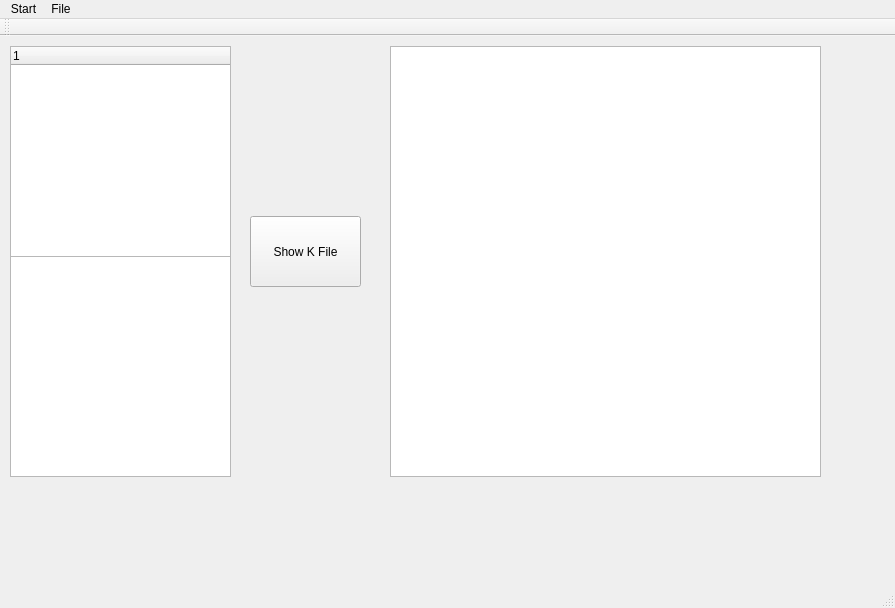
Before: the Qt Designer form mainwindow.ui in HanshanGithub/treePushTest, drawn with Qt 5.
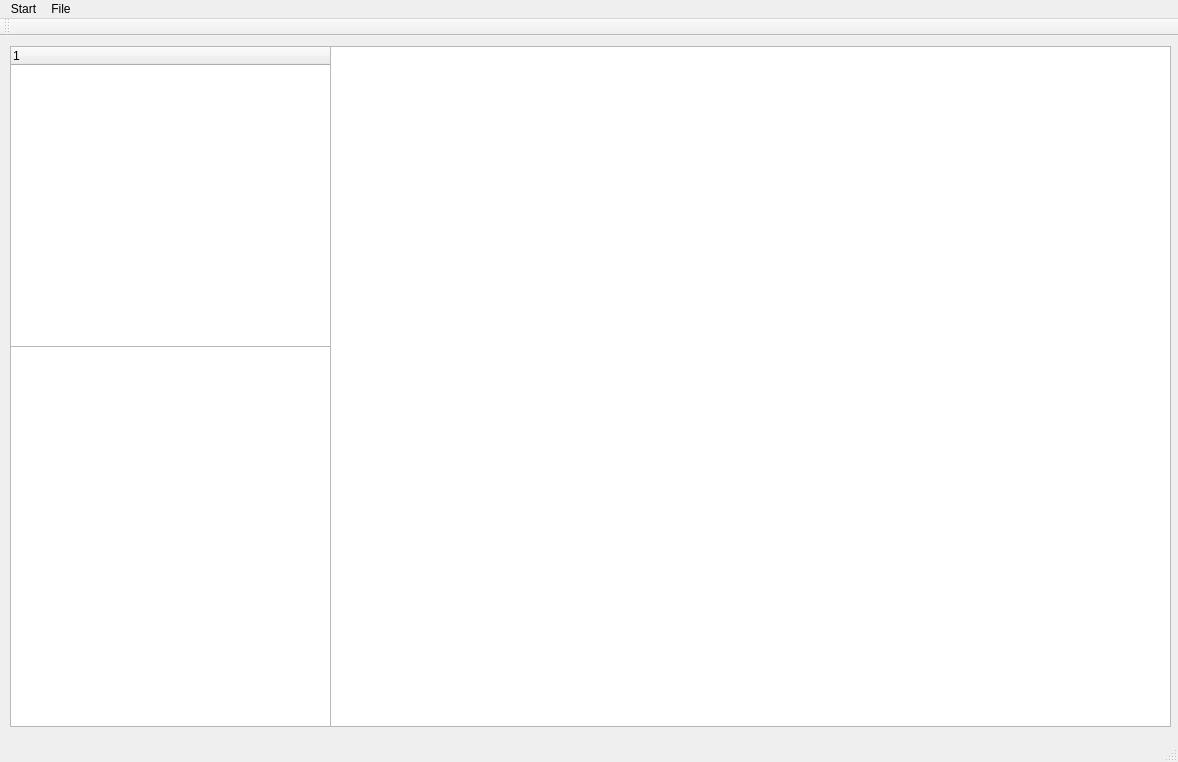
After: the same form once the commit is applied.

Diff of the .ui file:
```diff
--- a/mainwindow.ui
+++ b/mainwindow.ui
@@ -6,8 +6,8 @@
    <rect>
     <x>0</x>
     <y>0</y>
-    <width>895</width>
-    <height>608</height>
+    <width>1178</width>
+    <height>762</height>
    </rect>
   </property>
   <property name="windowTitle">
@@ -19,8 +19,8 @@
      <rect>
       <x>10</x>
       <y>10</y>
-      <width>221</width>
-      <height>211</height>
+      <width>321</width>
+      <height>301</height>
      </rect>
     </property>
     <column>
@@ -33,42 +33,29 @@
     <property name="geometry">
      <rect>
       <x>10</x>
-      <y>220</y>
-      <width>221</width>
-      <height>221</height>
+      <y>310</y>
+      <width>321</width>
+      <height>381</height>
      </rect>
     </property>
    </widget>
    <widget class="QTextBrowser" name="textBrowser">
     <property name="geometry">
      <rect>
-      <x>390</x>
+      <x>330</x>
       <y>10</y>
-      <width>431</width>
-      <height>431</height>
+      <width>841</width>
+      <height>681</height>
      </rect>
     </property>
    </widget>
-   <widget class="QPushButton" name="showKfileBtn">
-    <property name="geometry">
-     <rect>
-      <x>250</x>
-      <y>180</y>
-      <width>111</width>
-      <height>71</height>
-     </rect>
-    </property>
-    <property name="text">
-     <string>Show K File</string>
-    </property>
-   </widget>
   </widget>
   <widget class="QMenuBar" name="menuBar">
    <property name="geometry">
     <rect>
      <x>0</x>
      <y>0</y>
-     <width>895</width>
+     <width>1178</width>
      <height>23</height>
     </rect>
    </property>
```
